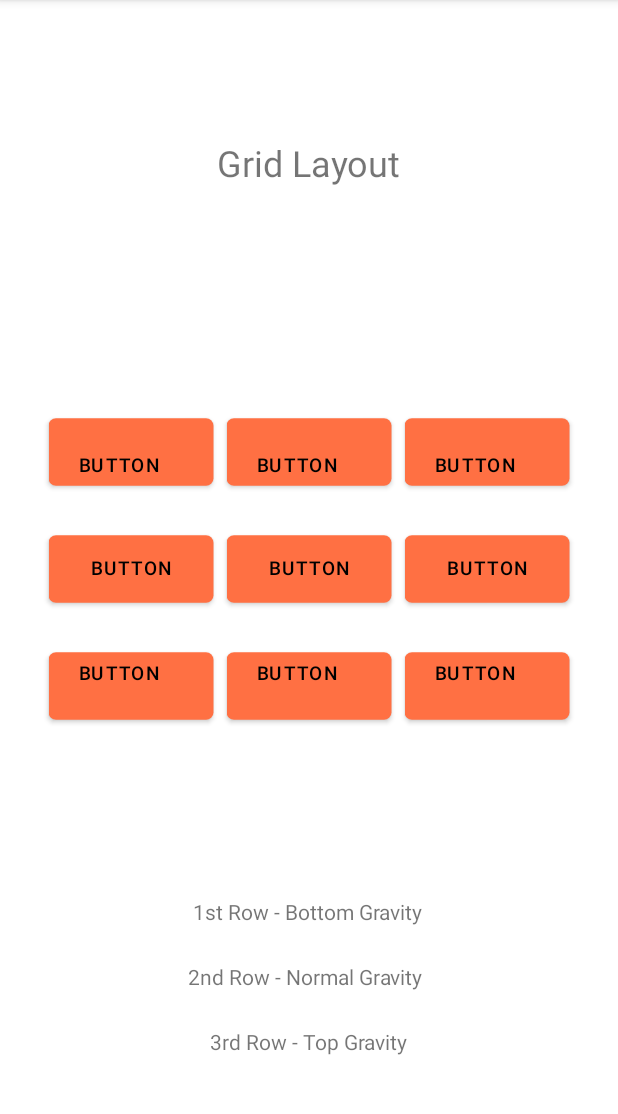
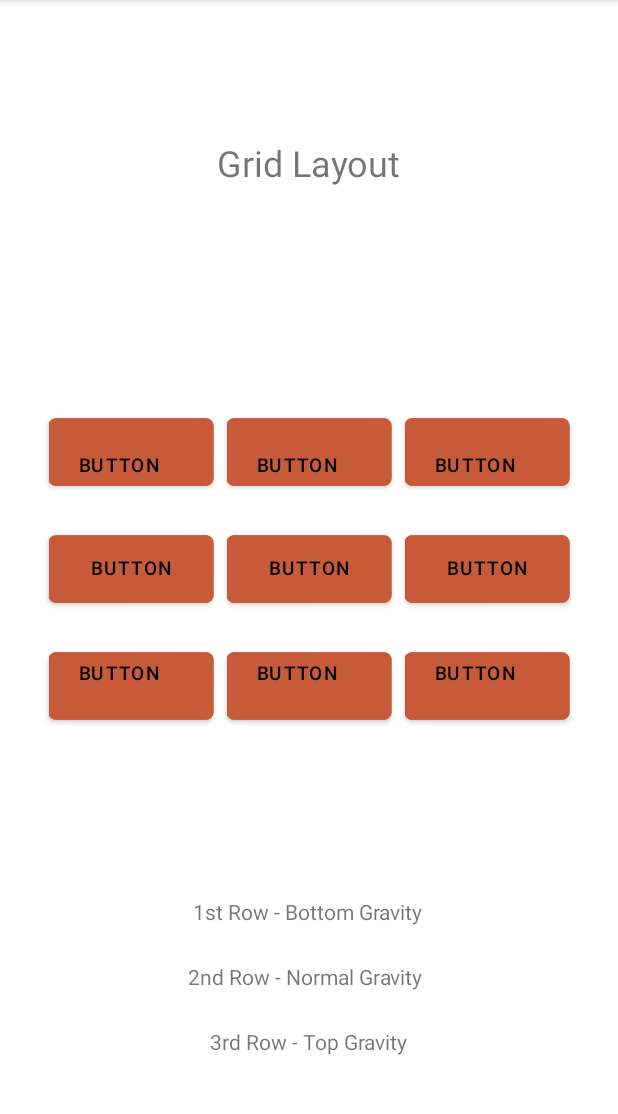
Before and after one commit to bps78/Color-Demo, an Android app: the GridLayoutTest screen opened directly, with no data from a screen before it, on a phone screen of 412 x 824 dp, the part 84-1198 px from its top. Run offline under Robolectric (Android 15) with nearby library versions, the phone set to English and light mode, and no system bars.

Commit message:
Tweaked Colors Finished animation transition (Project Complete)

```diff
--- a/app/src/main/res/layout/activity_grid_layout_test.xml
+++ b/app/src/main/res/layout/activity_grid_layout_test.xml
@@ -24,13 +24,15 @@
             android:layout_marginTop="@dimen/margTop"
             android:layout_marginRight="15dp"
             android:layout_marginBottom="@dimen/margBottom"
+            android:backgroundTint="@color/secondaryDarkColor"
             android:gravity="bottom"
             android:scaleX="1.25"
             android:scaleY="1.25"
             android:text="Button"
             android:textSize="10sp"
             app:layout_column="0"
-            app:layout_row="0" />
+            app:layout_row="0"
+            app:rippleColor="@color/secondaryColor" />
 
         <Button
             android:id="@+id/button14"
@@ -40,13 +42,15 @@
             android:layout_marginTop="@dimen/margTop"
             android:layout_marginRight="15dp"
             android:layout_marginBottom="@dimen/margBottom"
+            android:backgroundTint="@color/secondaryDarkColor"
             android:gravity="bottom"
             android:scaleX="1.25"
             android:scaleY="1.25"
             android:text="Button"
             android:textSize="10sp"
             app:layout_column="1"
-            app:layout_row="0" />
+            app:layout_row="0"
+            app:rippleColor="@color/secondaryColor" />
 
         <Button
             android:id="@+id/button15"
@@ -56,12 +60,14 @@
             android:layout_marginTop="@dimen/margTop"
             android:layout_marginRight="15dp"
             android:layout_marginBottom="@dimen/margBottom"
+            android:backgroundTint="@color/secondaryDarkColor"
             android:scaleX="1.25"
             android:scaleY="1.25"
             android:text="Button"
             android:textSize="10sp"
             app:layout_column="0"
-            app:layout_row="1" />
+            app:layout_row="1"
+            app:rippleColor="@color/secondaryColor" />
 
         <Button
             android:id="@+id/button16"
@@ -71,12 +77,14 @@
             android:layout_marginTop="@dimen/margTop"
             android:layout_marginRight="15dp"
             android:layout_marginBottom="@dimen/margBottom"
+            android:backgroundTint="@color/secondaryDarkColor"
             android:scaleX="1.25"
             android:scaleY="1.25"
             android:text="Button"
             android:textSize="10sp"
             app:layout_column="1"
-            app:layout_row="1" />
+            app:layout_row="1"
+            app:rippleColor="@color/secondaryColor" />
 
         <Button
             android:id="@+id/button17"
@@ -86,13 +94,15 @@
             android:layout_marginTop="@dimen/margTop"
             android:layout_marginRight="15dp"
             android:layout_marginBottom="@dimen/margBottom"
+            android:backgroundTint="@color/secondaryDarkColor"
             android:gravity="bottom"
             android:scaleX="1.25"
             android:scaleY="1.25"
             android:text="Button"
             android:textSize="10sp"
             app:layout_column="2"
-            app:layout_row="0" />
+            app:layout_row="0"
+            app:rippleColor="@color/secondaryColor" />
 
         <Button
             android:id="@+id/button18"
@@ -102,12 +112,14 @@
             android:layout_marginTop="@dimen/margTop"
             android:layout_marginRight="15dp"
             android:layout_marginBottom="@dimen/margBottom"
+            android:backgroundTint="@color/secondaryDarkColor"
             android:scaleX="1.25"
             android:scaleY="1.25"
             android:text="Button"
             android:textSize="10sp"
             app:layout_column="2"
-            app:layout_row="1" />
+            app:layout_row="1"
+            app:rippleColor="@color/secondaryColor" />
 
         <Button
             android:id="@+id/button19"
@@ -117,13 +129,15 @@
             android:layout_marginTop="@dimen/margTop"
             android:layout_marginRight="15dp"
             android:layout_marginBottom="@dimen/margBottom"
+            android:backgroundTint="@color/secondaryDarkColor"
             android:gravity="top"
             android:scaleX="1.25"
             android:scaleY="1.25"
             android:text="Button"
             android:textSize="10sp"
             app:layout_column="0"
-            app:layout_row="2" />
+            app:layout_row="2"
+            app:rippleColor="@color/secondaryColor" />
 
         <Button
             android:id="@+id/button20"
@@ -133,13 +147,15 @@
             android:layout_marginTop="@dimen/margTop"
             android:layout_marginRight="15dp"
             android:layout_marginBottom="@dimen/margBottom"
+            android:backgroundTint="@color/secondaryDarkColor"
             android:gravity="top"
             android:scaleX="1.25"
             android:scaleY="1.25"
             android:text="Button"
             android:textSize="10sp"
             app:layout_column="1"
-            app:layout_row="2" />
+            app:layout_row="2"
+            app:rippleColor="@color/secondaryColor" />
 
         <Button
             android:id="@+id/button21"
@@ -149,13 +165,15 @@
             android:layout_marginTop="@dimen/margTop"
             android:layout_marginRight="15dp"
             android:layout_marginBottom="@dimen/margBottom"
+            android:backgroundTint="@color/secondaryDarkColor"
             android:gravity="top"
             android:scaleX="1.25"
             android:scaleY="1.25"
             android:text="Button"
             android:textSize="10sp"
             app:layout_column="2"
-            app:layout_row="2" />
+            app:layout_row="2"
+            app:rippleColor="@color/secondaryColor" />
     </androidx.gridlayout.widget.GridLayout>
 
     <TextView
--- a/app/src/main/res/layout/activity_main.xml
+++ b/app/src/main/res/layout/activity_main.xml
@@ -24,7 +24,6 @@
         android:textColor="@color/primaryDarkColor"
         android:textSize="@dimen/TextViewFontSize"
         app:layout_constraintEnd_toEndOf="parent"
-        app:layout_constraintHorizontal_bias="0.498"
         app:layout_constraintStart_toStartOf="parent"
         app:layout_constraintTop_toTopOf="parent" />
 
@@ -36,9 +35,9 @@
         android:ems="10"
         android:hint="@string/editTextHint"
         android:inputType="textPersonName"
+        android:textAlignment="center"
         android:textSize="@dimen/editTextFontSize"
         app:layout_constraintEnd_toEndOf="parent"
-        app:layout_constraintHorizontal_bias="0.497"
         app:layout_constraintStart_toStartOf="parent"
         app:layout_constraintTop_toTopOf="parent" />
 
@@ -52,7 +51,6 @@
         android:text="Button"
         app:layout_constraintBottom_toBottomOf="parent"
         app:layout_constraintEnd_toEndOf="parent"
-        app:layout_constraintHorizontal_bias="0.497"
         app:layout_constraintStart_toStartOf="parent"
         app:rippleColor="@color/secondaryLightColor" />
 
@@ -67,7 +65,6 @@
         android:text="Switch"
         app:layout_constraintBottom_toBottomOf="parent"
         app:layout_constraintEnd_toEndOf="parent"
-        app:layout_constraintHorizontal_bias="0.498"
         app:layout_constraintStart_toStartOf="parent" />
 
     <ProgressBar
@@ -87,6 +84,9 @@
         android:layout_width="wrap_content"
         android:layout_height="wrap_content"
         android:layout_marginBottom="44dp"
+        android:backgroundTint="@color/primaryLightColor"
+        android:backgroundTintMode="src_over"
+        android:onClick="switchScreen"
         android:text="Gravity/ Grid Display"
         app:layout_constraintBottom_toBottomOf="parent"
         app:layout_constraintEnd_toEndOf="parent"
```
